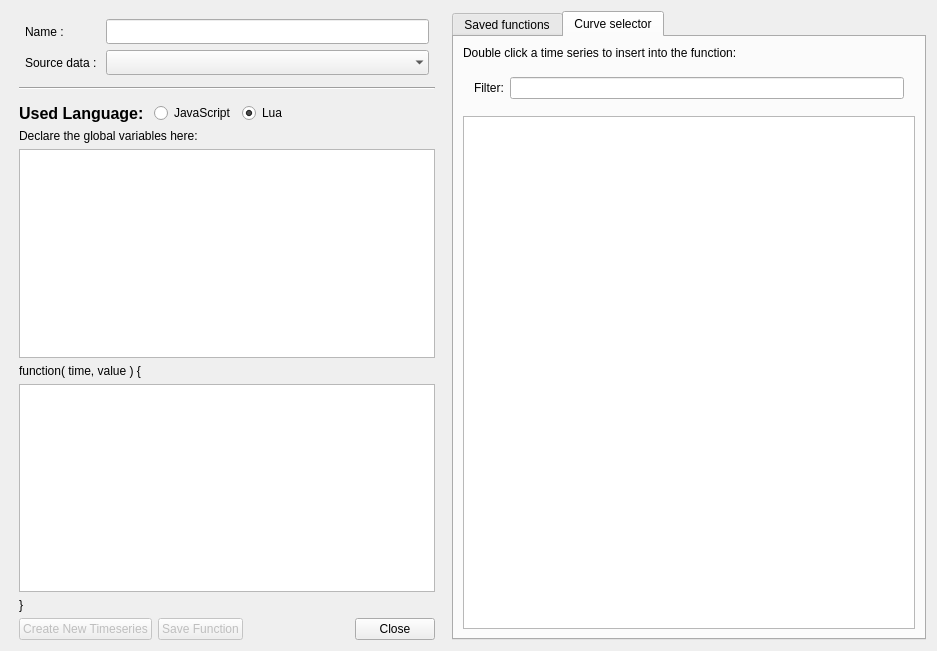
Old version of the form plotter_gui/transforms/function_editor.ui in the repository ziparker/PlotJuggler.
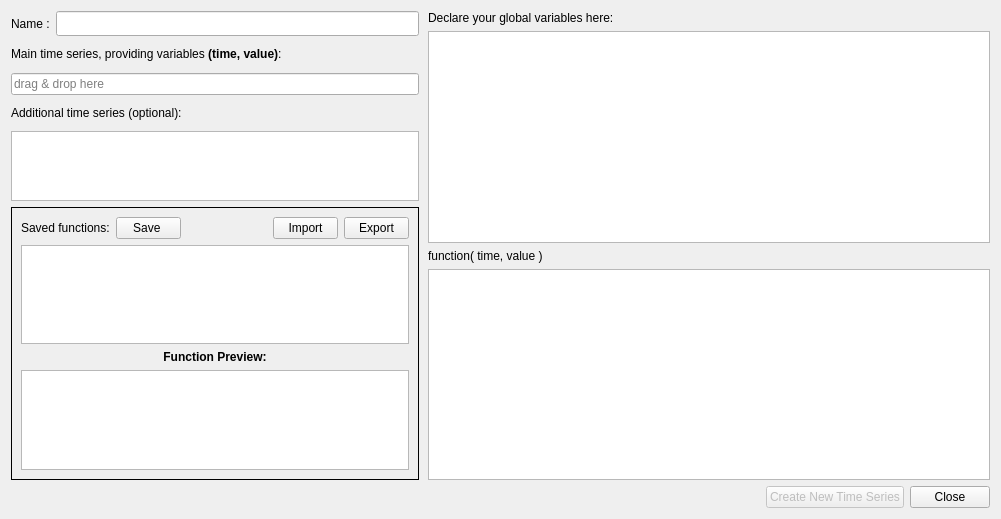
New version of the form.

Commit message: custom plot editor works

What changed in the file:
```diff
--- a/plotter_gui/transforms/function_editor.ui
+++ b/plotter_gui/transforms/function_editor.ui
@@ -1,19 +1,19 @@
 <?xml version="1.0" encoding="UTF-8"?>
 <ui version="4.0">
  <class>FunctionEditor</class>
- <widget class="QDialog" name="FunctionEditor">
+ <widget class="QWidget" name="FunctionEditor">
   <property name="geometry">
    <rect>
     <x>0</x>
     <y>0</y>
-    <width>937</width>
-    <height>651</height>
+    <width>1001</width>
+    <height>519</height>
    </rect>
   </property>
   <property name="windowTitle">
    <string>Function editor</string>
   </property>
-  <layout class="QHBoxLayout" name="horizontalLayout_7">
+  <layout class="QVBoxLayout" name="verticalLayout_3">
    <item>
     <widget class="QSplitter" name="splitter">
      <property name="orientation">
@@ -25,84 +25,17 @@
      <property name="childrenCollapsible">
       <bool>false</bool>
      </property>
-     <widget class="QWidget" name="layoutWidget">
-      <layout class="QVBoxLayout" name="verticalLayout_4" stretch="0,0,0,0,1,0,1,0,0">
+     <widget class="QWidget" name="leftWidget" native="true">
+      <layout class="QVBoxLayout" name="leftLayout" stretch="0,0,0,0,0,0">
        <property name="leftMargin">
-        <number>8</number>
+        <number>0</number>
        </property>
        <property name="rightMargin">
         <number>8</number>
        </property>
        <item>
-        <widget class="QFrame" name="timeserie_frame">
-         <property name="minimumSize">
-          <size>
-           <width>0</width>
-           <height>50</height>
-          </size>
-         </property>
-         <property name="frameShape">
-          <enum>QFrame::NoFrame</enum>
-         </property>
-         <property name="frameShadow">
-          <enum>QFrame::Plain</enum>
-         </property>
-         <property name="lineWidth">
-          <number>0</number>
-         </property>
-         <layout class="QVBoxLayout" name="verticalLayout_6">
-          <property name="spacing">
-           <number>0</number>
-          </property>
-          <property name="leftMargin">
-           <number>0</number>
-          </property>
-          <property name="topMargin">
-           <number>0</number>
-          </property>
-          <property name="rightMargin">
-           <number>0</number>
-          </property>
-          <property name="bottomMargin">
-           <number>0</number>
-          </property>
+        <layout class="QHBoxLayout" name="horizontalLayout_3" stretch="0,1">
           <item>
-           <widget class="QFrame" name="frame">
-            <property name="sizePolicy">
-             <sizepolicy hsizetype="Preferred" vsizetype="Fixed">
-              <horstretch>0</horstretch>
-              <verstretch>0</verstretch>
-             </sizepolicy>
-            </property>
-            <property name="minimumSize">
-             <size>
-              <width>0</width>
-              <height>70</height>
-             </size>
-            </property>
-            <property name="maximumSize">
-             <size>
-              <width>16777215</width>
-              <height>70</height>
-             </size>
-            </property>
-            <layout class="QFormLayout" name="formLayout">
-             <property name="verticalSpacing">
-              <number>8</number>
-             </property>
-             <property name="leftMargin">
-              <number>6</number>
-             </property>
-             <property name="topMargin">
-              <number>8</number>
-             </property>
-             <property name="rightMargin">
-              <number>6</number>
-             </property>
-             <property name="bottomMargin">
-              <number>8</number>
-             </property>
-             <item row="0" column="0">
               <widget class="QLabel" name="label_name">
                <property name="minimumSize">
                 <size>
@@ -115,7 +48,7 @@
                </property>
               </widget>
              </item>
-             <item row="0" column="1">
+         <item>
               <widget class="QLineEdit" name="nameLineEdit">
                <property name="sizePolicy">
                 <sizepolicy hsizetype="Preferred" vsizetype="Preferred">
@@ -140,7 +73,9 @@
                </property>
               </widget>
              </item>
-             <item row="1" column="0">
+        </layout>
+       </item>
+       <item>
               <widget class="QLabel" name="label_linkeChannel">
                <property name="minimumSize">
                 <size>
@@ -152,244 +87,157 @@
                 <string>&lt;html&gt;&lt;head/&gt;&lt;body&gt;&lt;p&gt;The timeseries that provides the (time,value) pairs to compute the funtion &lt;span style=&quot; font-weight:600;&quot;&gt;calc(time,value)&lt;/span&gt;&lt;/p&gt;&lt;/body&gt;&lt;/html&gt;</string>
                </property>
                <property name="text">
-                <string>Source data : </string>
+          <string>&lt;html&gt;&lt;head/&gt;&lt;body&gt;&lt;p&gt;Main time series, providing variables &lt;span style=&quot; font-weight:600;&quot;&gt;(time, value)&lt;/span&gt;: &lt;/p&gt;&lt;/body&gt;&lt;/html&gt;</string>
                </property>
               </widget>
              </item>
-             <item row="1" column="1">
-              <widget class="QComboBox" name="combo_linkedChannel">
-               <property name="sizePolicy">
-                <sizepolicy hsizetype="Preferred" vsizetype="Preferred">
-                 <horstretch>0</horstretch>
-                 <verstretch>0</verstretch>
-                </sizepolicy>
-               </property>
+       <item>
+        <widget class="QLineEdit" name="lineEditSource">
+         <property name="readOnly">
+          <bool>true</bool>
+         </property>
+         <property name="placeholderText">
+          <string>drag &amp; drop here</string>
+         </property>
+        </widget>
+       </item>
+       <item>
+        <layout class="QHBoxLayout" name="horizontalLayout_4">
+         <property name="leftMargin">
+          <number>0</number>
+         </property>
+         <property name="topMargin">
+          <number>0</number>
+         </property>
+         <item>
+          <widget class="QLabel" name="label_2">
+           <property name="text">
+            <string>Additional time series (optional):</string>
+           </property>
+          </widget>
+         </item>
+         <item>
+          <spacer name="horizontalSpacer_2">
+           <property name="orientation">
+            <enum>Qt::Horizontal</enum>
+           </property>
+           <property name="sizeHint" stdset="0">
+            <size>
+             <width>40</width>
+             <height>20</height>
+            </size>
+           </property>
+          </spacer>
+         </item>
+         <item>
+          <widget class="QPushButton" name="pushButtonDeleteCurves">
+           <property name="enabled">
+            <bool>false</bool>
+           </property>
+           <property name="minimumSize">
+            <size>
+             <width>24</width>
+             <height>24</height>
+            </size>
+           </property>
+           <property name="maximumSize">
+            <size>
+             <width>24</width>
+             <height>24</height>
+            </size>
+           </property>
+           <property name="focusPolicy">
+            <enum>Qt::NoFocus</enum>
+           </property>
+           <property name="toolTip">
+            <string>&lt;html&gt;&lt;head/&gt;&lt;body&gt;&lt;p&gt;Remove selected time series.&lt;/p&gt;&lt;/body&gt;&lt;/html&gt;</string>
+           </property>
+           <property name="text">
+            <string/>
+           </property>
+           <property name="iconSize">
+            <size>
+             <width>22</width>
+             <height>22</height>
+            </size>
+           </property>
+           <property name="flat">
+            <bool>true</bool>
+           </property>
+          </widget>
+         </item>
+        </layout>
+       </item>
+       <item>
+        <widget class="QTableWidget" name="listAdditionalSources">
+         <property name="editTriggers">
+          <set>QAbstractItemView::NoEditTriggers</set>
+         </property>
+         <property name="dragDropMode">
+          <enum>QAbstractItemView::DropOnly</enum>
+         </property>
+         <property name="selectionMode">
+          <enum>QAbstractItemView::ExtendedSelection</enum>
+         </property>
+         <property name="selectionBehavior">
+          <enum>QAbstractItemView::SelectRows</enum>
+         </property>
+         <property name="columnCount">
+          <number>2</number>
+         </property>
+         <attribute name="horizontalHeaderVisible">
+          <bool>false</bool>
+         </attribute>
+         <attribute name="horizontalHeaderMinimumSectionSize">
+          <number>40</number>
+         </attribute>
+         <attribute name="horizontalHeaderDefaultSectionSize">
+          <number>50</number>
+         </attribute>
+         <attribute name="horizontalHeaderStretchLastSection">
+          <bool>true</bool>
+         </attribute>
+         <attribute name="verticalHeaderVisible">
+          <bool>false</bool>
+         </attribute>
+         <column/>
+         <column/>
+        </widget>
+       </item>
+       <item>
+        <widget class="QFrame" name="frame">
                <property name="minimumSize">
                 <size>
                  <width>0</width>
-                 <height>25</height>
-                </size>
-               </property>
-               <property name="focusPolicy">
-                <enum>Qt::NoFocus</enum>
-               </property>
-               <property name="toolTip">
-                <string>&lt;html&gt;&lt;head/&gt;&lt;body&gt;&lt;p&gt;This timeseries will be used to provide the &lt;span style=&quot; font-weight:600;&quot;&gt;time/value&lt;/span&gt; arguments to your functions.&lt;/p&gt;&lt;/body&gt;&lt;/html&gt;</string>
-               </property>
-               <property name="frame">
-                <bool>false</bool>
-               </property>
-              </widget>
-             </item>
-            </layout>
-           </widget>
-          </item>
-         </layout>
-        </widget>
-       </item>
-       <item>
-        <widget class="Line" name="line">
-         <property name="orientation">
-          <enum>Qt::Horizontal</enum>
-         </property>
-        </widget>
-       </item>
-       <item>
-        <layout class="QHBoxLayout" name="horizontalLayout_5">
+           <height>100</height>
+          </size>
+         </property>
+         <property name="frameShape">
+          <enum>QFrame::Box</enum>
+         </property>
+         <property name="frameShadow">
+          <enum>QFrame::Plain</enum>
+         </property>
+         <layout class="QVBoxLayout" name="verticalLayout_2">
          <property name="leftMargin">
-          <number>0</number>
+           <number>9</number>
          </property>
          <property name="topMargin">
-          <number>7</number>
-         </property>
-         <item>
-          <widget class="QLabel" name="labelLanguage">
-           <property name="font">
-            <font>
-             <pointsize>12</pointsize>
-             <weight>75</weight>
-             <bold>true</bold>
-            </font>
-           </property>
-           <property name="text">
-            <string>Used Language: </string>
-           </property>
-           <property name="alignment">
-            <set>Qt::AlignCenter</set>
-           </property>
-          </widget>
-         </item>
-         <item>
-          <widget class="QRadioButton" name="radioButtonJS">
-           <property name="focusPolicy">
-            <enum>Qt::NoFocus</enum>
-           </property>
-           <property name="text">
-            <string>JavaScript</string>
-           </property>
-          </widget>
-         </item>
-         <item>
-          <widget class="QRadioButton" name="radioButtonLua">
-           <property name="focusPolicy">
-            <enum>Qt::NoFocus</enum>
-           </property>
-           <property name="text">
-            <string>Lua</string>
-           </property>
-           <property name="checked">
-            <bool>true</bool>
-           </property>
-          </widget>
-         </item>
-         <item>
-          <spacer name="horizontalSpacer_3">
-           <property name="orientation">
-            <enum>Qt::Horizontal</enum>
-           </property>
-           <property name="sizeHint" stdset="0">
-            <size>
-             <width>40</width>
-             <height>20</height>
-            </size>
-           </property>
-          </spacer>
-         </item>
-        </layout>
-       </item>
-       <item>
-        <widget class="QLabel" name="label_9">
-         <property name="text">
-          <string>Declare the global variables here:</string>
-         </property>
-        </widget>
-       </item>
-       <item>
-        <widget class="QPlainTextEdit" name="globalVarsTextField">
-         <property name="plainText">
-          <string/>
-         </property>
-        </widget>
-       </item>
-       <item>
-        <widget class="QLabel" name="label">
-         <property name="text">
-          <string>function( time, value ) {</string>
-         </property>
-        </widget>
-       </item>
-       <item>
-        <widget class="QPlainTextEdit" name="mathEquation">
-         <property name="toolTip">
-          <string>&lt;html&gt;&lt;head/&gt;&lt;body&gt;&lt;p&gt;Write your function implementation here. &lt;/p&gt;&lt;p&gt;It must return a new value. &lt;/p&gt;&lt;p&gt;The time used in the new time series will be the same.&lt;/p&gt;&lt;/body&gt;&lt;/html&gt;</string>
-         </property>
-         <property name="plainText">
-          <string/>
-         </property>
-        </widget>
-       </item>
-       <item>
-        <widget class="QLabel" name="label_4">
-         <property name="text">
-          <string>}</string>
-         </property>
-        </widget>
-       </item>
-       <item>
-        <layout class="QHBoxLayout" name="horizontalLayout">
-         <item>
-          <widget class="QPushButton" name="pushButtonCreate">
-           <property name="enabled">
-            <bool>false</bool>
-           </property>
-           <property name="focusPolicy">
-            <enum>Qt::NoFocus</enum>
-           </property>
-           <property name="text">
-            <string>Create New Timeseries</string>
-           </property>
-           <property name="default">
-            <bool>true</bool>
-           </property>
-          </widget>
-         </item>
-         <item>
-          <widget class="QPushButton" name="pushButtonSave">
-           <property name="enabled">
-            <bool>false</bool>
-           </property>
-           <property name="focusPolicy">
-            <enum>Qt::NoFocus</enum>
-           </property>
-           <property name="text">
-            <string>Save Function</string>
-           </property>
-          </widget>
-         </item>
-         <item>
-          <spacer name="horizontalSpacer">
-           <property name="orientation">
-            <enum>Qt::Horizontal</enum>
-           </property>
-           <property name="sizeHint" stdset="0">
-            <size>
-             <width>40</width>
-             <height>20</height>
-            </size>
-           </property>
-          </spacer>
-         </item>
-         <item>
-          <widget class="QPushButton" name="pushButtonCancel">
-           <property name="focusPolicy">
-            <enum>Qt::NoFocus</enum>
-           </property>
-           <property name="text">
-            <string>Close</string>
-           </property>
-           <property name="autoDefault">
-            <bool>true</bool>
-           </property>
-          </widget>
-         </item>
-        </layout>
-       </item>
-      </layout>
-     </widget>
-     <widget class="QWidget" name="horizontalLayoutWidget">
-      <layout class="QHBoxLayout" name="horizontalLayout_6">
-       <property name="leftMargin">
-        <number>8</number>
-       </property>
-       <item>
-        <widget class="QTabWidget" name="tabWidget">
-         <property name="sizePolicy">
-          <sizepolicy hsizetype="Minimum" vsizetype="Expanding">
-           <horstretch>0</horstretch>
-           <verstretch>0</verstretch>
-          </sizepolicy>
-         </property>
-         <property name="minimumSize">
-          <size>
-           <width>400</width>
-           <height>0</height>
-          </size>
-         </property>
-         <property name="currentIndex">
-          <number>1</number>
-         </property>
-         <widget class="QWidget" name="tab_2">
-          <attribute name="title">
-           <string>Saved functions</string>
-          </attribute>
-          <layout class="QVBoxLayout" name="verticalLayout_2" stretch="0,1,0,1,0,2">
+           <number>9</number>
+          </property>
+          <property name="rightMargin">
+           <number>9</number>
+          </property>
+          <property name="bottomMargin">
+           <number>9</number>
+          </property>
            <item>
             <layout class="QHBoxLayout" name="horizontalLayout_2">
              <property name="leftMargin">
               <number>0</number>
              </property>
              <property name="topMargin">
-              <number>11</number>
+             <number>0</number>
              </property>
              <item>
               <widget class="QLabel" name="label_5">
@@ -398,6 +246,31 @@
                </property>
               </widget>
              </item>
+            <item>
+             <widget class="QPushButton" name="pushButtonSave">
+              <property name="enabled">
+               <bool>true</bool>
+              </property>
+              <property name="minimumSize">
+               <size>
+                <width>65</width>
+                <height>0</height>
+               </size>
+              </property>
+              <property name="maximumSize">
+               <size>
+                <width>65</width>
+                <height>16777215</height>
+               </size>
+              </property>
+              <property name="focusPolicy">
+               <enum>Qt::NoFocus</enum>
+              </property>
+              <property name="text">
+               <string>Save </string>
+              </property>
+             </widget>
+            </item>
              <item>
               <spacer name="spacer">
                <property name="orientation">
@@ -413,6 +286,12 @@
              </item>
              <item>
               <widget class="QPushButton" name="buttonLoadFunctions">
+              <property name="minimumSize">
+               <size>
+                <width>65</width>
+                <height>0</height>
+               </size>
+              </property>
                <property name="maximumSize">
                 <size>
                  <width>65</width>
@@ -432,6 +311,12 @@
                <property name="enabled">
                 <bool>true</bool>
                </property>
+              <property name="minimumSize">
+               <size>
+                <width>65</width>
+                <height>0</height>
+               </size>
+              </property>
                <property name="maximumSize">
                 <size>
                  <width>65</width>
@@ -451,36 +336,6 @@
            <item>
             <widget class="QListWidget" name="snippetsListSaved"/>
            </item>
-           <item>
-            <layout class="QHBoxLayout" name="horizontalLayout_4">
-             <property name="topMargin">
-              <number>11</number>
-             </property>
-             <item>
-              <widget class="QLabel" name="label_6">
-               <property name="text">
-                <string>Recently used:</string>
-               </property>
-              </widget>
-             </item>
-             <item>
-              <spacer name="horizontalSpacer_2">
-               <property name="orientation">
-                <enum>Qt::Horizontal</enum>
-               </property>
-               <property name="sizeHint" stdset="0">
-                <size>
-                 <width>40</width>
-                 <height>20</height>
-                </size>
-               </property>
-              </spacer>
-             </item>
-            </layout>
-           </item>
-           <item>
-            <widget class="QListWidget" name="snippetsListRecent"/>
-           </item>
            <item>
             <widget class="QLabel" name="label_7">
              <property name="font">
@@ -506,65 +361,103 @@
            </item>
           </layout>
          </widget>
-         <widget class="QWidget" name="tab">
-          <attribute name="title">
-           <string>Curve selector</string>
-          </attribute>
+       </item>
+      </layout>
+     </widget>
+     <widget class="QWidget" name="rightWidget" native="true">
+      <property name="minimumSize">
+       <size>
+        <width>550</width>
+        <height>0</height>
+       </size>
+      </property>
           <layout class="QVBoxLayout" name="verticalLayout">
            <item>
-            <widget class="QLabel" name="label_8">
+        <widget class="QLabel" name="label_9">
              <property name="text">
-              <string>Double click a time series to insert into the function:</string>
+          <string>Declare your global variables here:</string>
              </property>
             </widget>
            </item>
            <item>
-            <layout class="QHBoxLayout" name="horizontalLayout_3">
-             <property name="leftMargin">
-              <number>11</number>
-             </property>
-             <property name="topMargin">
-              <number>11</number>
-             </property>
-             <property name="rightMargin">
-              <number>11</number>
-             </property>
-             <property name="bottomMargin">
-              <number>11</number>
-             </property>
+        <widget class="QPlainTextEdit" name="globalVarsTextField">
+         <property name="minimumSize">
+          <size>
+           <width>500</width>
+           <height>0</height>
+          </size>
+         </property>
+         <property name="plainText">
+          <string/>
+         </property>
+        </widget>
+       </item>
              <item>
-              <widget class="QLabel" name="label_2">
+        <widget class="QLabel" name="labelFunction">
                <property name="text">
-                <string>Filter:</string>
+          <string>function( time, value )</string>
                </property>
               </widget>
              </item>
              <item>
-              <widget class="QLineEdit" name="lineEditFilter">
-               <property name="focusPolicy">
-                <enum>Qt::ClickFocus</enum>
-               </property>
-               <property name="clearButtonEnabled">
-                <bool>true</bool>
+        <widget class="QPlainTextEdit" name="mathEquation">
+         <property name="toolTip">
+          <string>&lt;html&gt;&lt;head/&gt;&lt;body&gt;&lt;p&gt;Write your function implementation here. &lt;/p&gt;&lt;p&gt;It must return a new value. &lt;/p&gt;&lt;p&gt;The time used in the new time series will be the same.&lt;/p&gt;&lt;/body&gt;&lt;/html&gt;</string>
+         </property>
+         <property name="plainText">
+          <string/>
                </property>
               </widget>
              </item>
             </layout>
+     </widget>
+    </widget>
            </item>
            <item>
-            <widget class="QListWidget" name="curvesListWidget">
+    <layout class="QHBoxLayout" name="horizontalLayout">
+     <item>
+      <spacer name="horizontalSpacer">
+       <property name="orientation">
+        <enum>Qt::Horizontal</enum>
+       </property>
+       <property name="sizeHint" stdset="0">
+        <size>
+         <width>40</width>
+         <height>20</height>
+        </size>
+       </property>
+      </spacer>
+     </item>
+     <item>
+      <widget class="QPushButton" name="pushButtonCreate">
+       <property name="enabled">
+        <bool>false</bool>
+       </property>
              <property name="focusPolicy">
               <enum>Qt::NoFocus</enum>
              </property>
-            </widget>
-           </item>
-          </layout>
-         </widget>
-        </widget>
-       </item>
-      </layout>
-     </widget>
-    </widget>
+       <property name="text">
+        <string>Create New Time Series</string>
+       </property>
+       <property name="default">
+        <bool>true</bool>
+       </property>
+      </widget>
+     </item>
+     <item>
+      <widget class="QPushButton" name="pushButtonCancel">
+       <property name="focusPolicy">
+        <enum>Qt::NoFocus</enum>
+       </property>
+       <property name="text">
+        <string>Close</string>
+       </property>
+       <property name="autoDefault">
+        <bool>true</bool>
+       </property>
+      </widget>
+     </item>
+    </layout>
    </item>
   </layout>
  </widget>
```
Left out of the diff: 38 changed lines with no effect on the pictures. Lines whose indentation alone changed are shown as unchanged. The commit also changes 17 other files.
